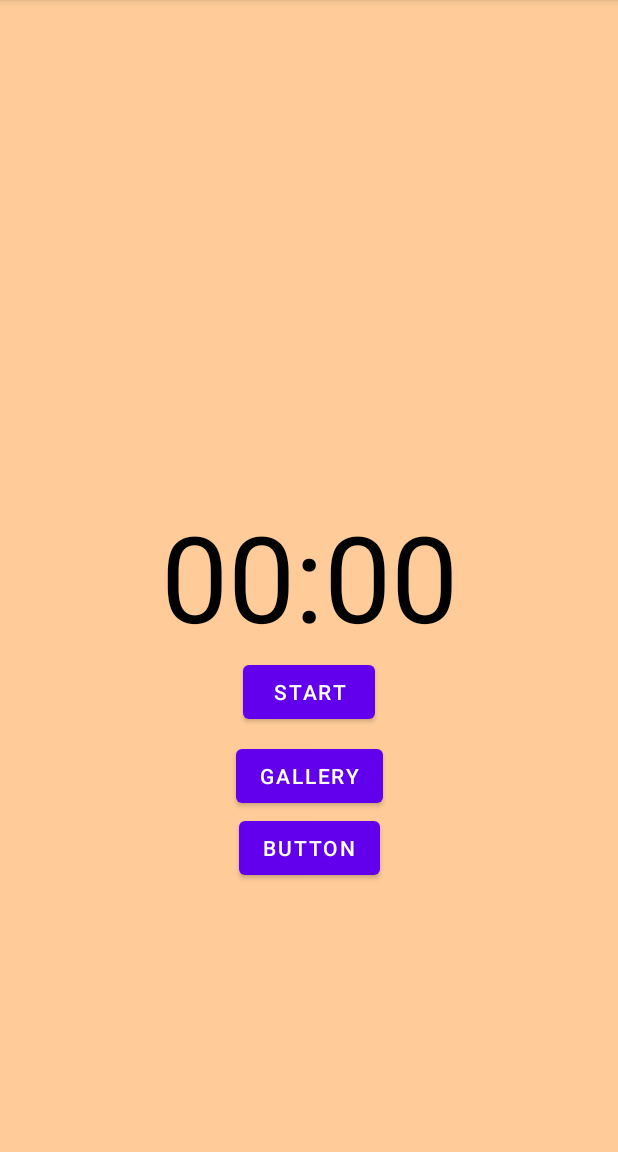
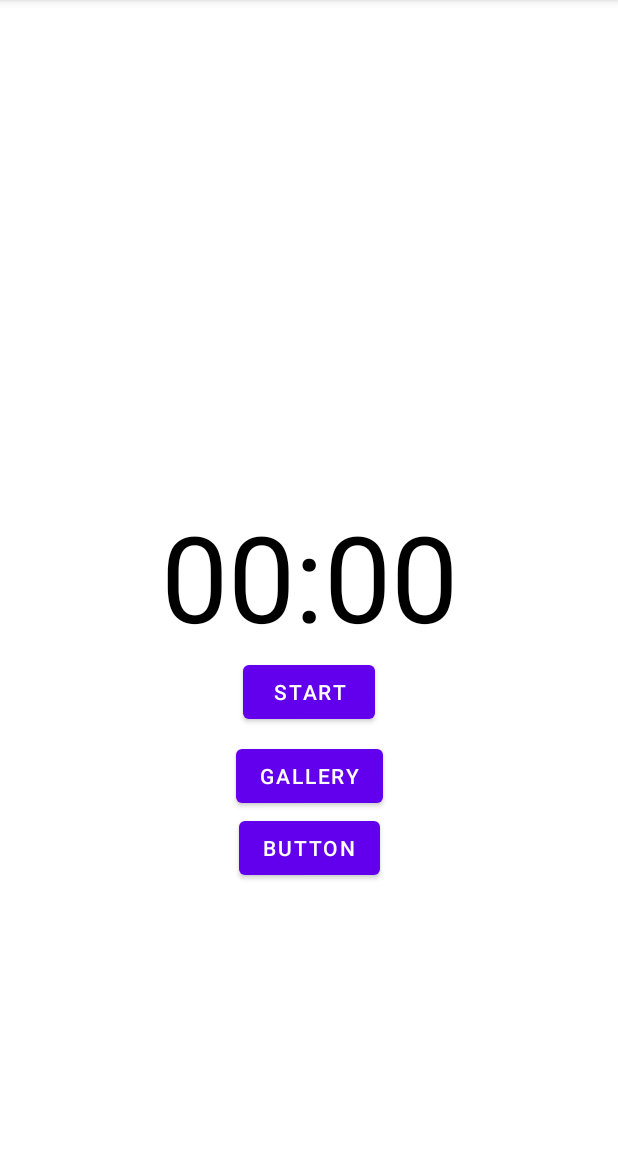
Before and after one commit to FocusAppGroupProj/FocusApp, an Android app: the screen it shows after launch (MainActivity), on a phone screen of 412 x 824 dp, the part 84-1236 px from its top. Run offline under Robolectric (Android 15) with nearby library versions, the phone set to English and light mode, and no system bars; libraries missing offline, so code that uses them is left out: com.codepath.asynchttpclient.

Commit message:
fixed color

```diff
--- a/app/build.gradle
+++ b/app/build.gradle
@@ -51,6 +51,7 @@ dependencies {
     implementation "org.jetbrains.kotlin:kotlin-stdlib-jdk7:$kotlin_version"
     //library for sending and parsing network requests
     implementation 'com.codepath.libraries:asynchttpclient:2.1.1'
+    //implementation 'com.codepath.libraries:asynchttpclient:2.1.1'
 
     //library for image rendering
     implementation 'com.github.bumptech.glide:glide:4.12.0'
--- a/app/src/main/java/com/example/locofoco/MainActivity.kt
+++ b/app/src/main/java/com/example/locofoco/MainActivity.kt
@@ -3,6 +3,7 @@ package com.example.locofoco
 import android.content.Intent
 import androidx.appcompat.app.AppCompatActivity
 import android.os.Bundle
+//import android.os.FileUtils
 import android.util.Log
 import android.widget.Button
 import com.codepath.asynchttpclient.AsyncHttpClient
--- a/app/src/main/res/layout/activity_main.xml
+++ b/app/src/main/res/layout/activity_main.xml
@@ -4,7 +4,7 @@
     xmlns:tools="http://schemas.android.com/tools"
     android:layout_width="match_parent"
     android:layout_height="match_parent"
-    android:background="#FFCC99"
+    android:background="@color/white"
     tools:context=".MainActivity">
 
     <TextView
--- a/app/src/main/res/layout/activity_popup_window.xml
+++ b/app/src/main/res/layout/activity_popup_window.xml
@@ -4,7 +4,7 @@
     xmlns:tools="http://schemas.android.com/tools"
     android:layout_width="match_parent"
     android:layout_height="match_parent"
-    android:background="#FFCC99"
+    android:background="@color/white"
     tools:context=".PopUpWindow">
 
 
```
